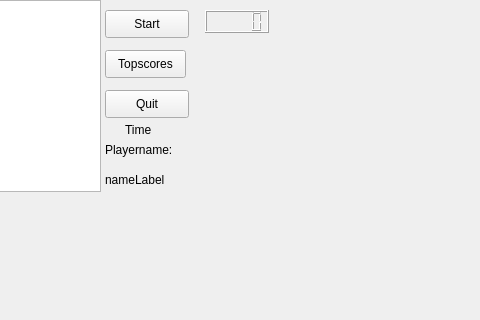
The window that Game/mainwindow.ui (VilleTilj/Coding-projects) describes before a commit, drawn with Qt 5; both pictures show x 155 to 635 and y 0 to 320 of the 800 by 600 pixel window.
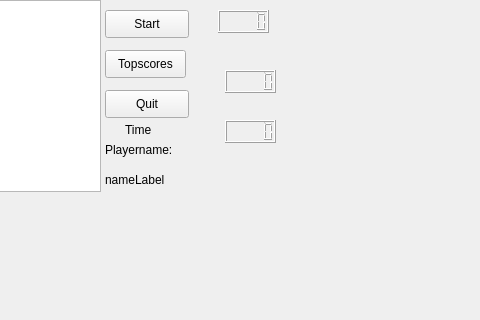
The same window after the commit.

What changed in the file:
```diff
--- a/Game/mainwindow.ui
+++ b/Game/mainwindow.ui
@@ -92,9 +92,9 @@
    <widget class="QLCDNumber" name="time_lcd">
     <property name="geometry">
      <rect>
-      <x>360</x>
+      <x>373</x>
       <y>10</y>
-      <width>64</width>
+      <width>51</width>
       <height>23</height>
      </rect>
     </property>
@@ -112,6 +112,26 @@
      <string>Time</string>
     </property>
    </widget>
+   <widget class="QLCDNumber" name="time_lcd_min">
+    <property name="geometry">
+     <rect>
+      <x>380</x>
+      <y>70</y>
+      <width>51</width>
+      <height>23</height>
+     </rect>
+    </property>
+   </widget>
+   <widget class="QLCDNumber" name="points_lcd">
+    <property name="geometry">
+     <rect>
+      <x>380</x>
+      <y>120</y>
+      <width>51</width>
+      <height>23</height>
+     </rect>
+    </property>
+   </widget>
   </widget>
   <widget class="QMenuBar" name="menubar">
    <property name="geometry">
```
Left out of the diff: 2 changed lines with no effect on the pictures.
